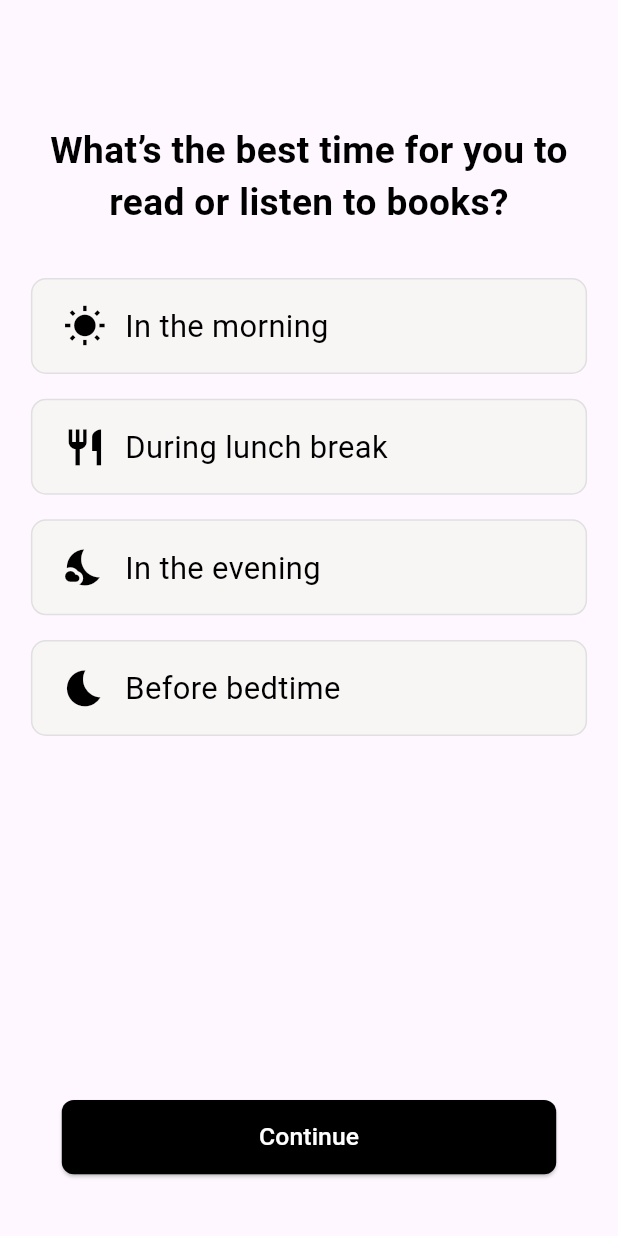
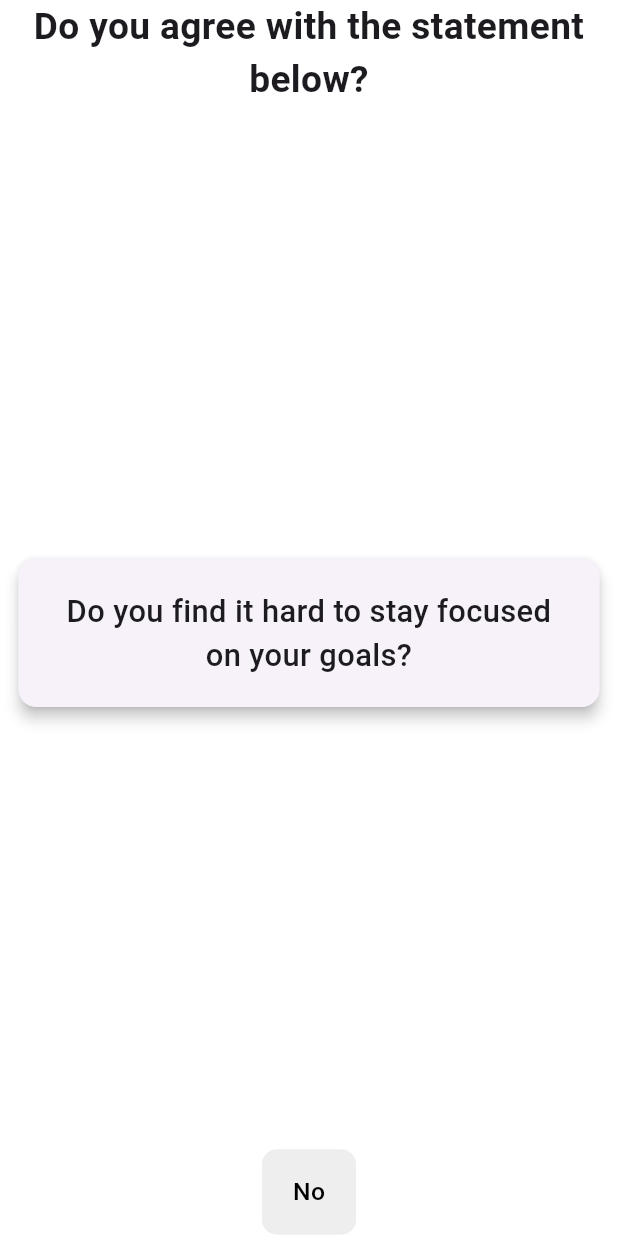
Before and after one commit to Umair-Amjad-Ali/Flutter, a Flutter app: the screen it shows after launch, on a phone screen of 412 x 824 dp. Run offline on Flutter 3.47's test engine with Material 3 defaults, Android fonts, the phone set to English and light mode, and no system bars.

Commit message:
`Update subproject commit hash and import statement in main.dart`

```diff
--- a/book_reading/lib/main.dart
+++ b/book_reading/lib/main.dart
@@ -1,5 +1,4 @@
-import 'package:book_reading/screens/welcome/gender_selection.dart';
-import 'package:book_reading/screens/welcome/time_selection_screen.dart';
+import 'package:book_reading/screens/welcome/agree_statement.dart';
 
 import 'package:flutter/material.dart';
 
@@ -16,6 +15,6 @@ class MyApp extends StatelessWidget {
     return MaterialApp(
         debugShowCheckedModeBanner: false,
         title: 'Flutter Demo',
-        home: TimeSelectionScreen());
+        home: AgreeStatementScreen());
   }
 }
--- /dev/null
+++ b/book_reading/lib/screens/welcome/agree_statement.dart
@@ -0,0 +1,104 @@
+import 'package:book_reading/widgets/age_option.dart';
+import 'package:flutter/material.dart';
+
+class AgreeStatementScreen extends StatefulWidget {
+  const AgreeStatementScreen({super.key});
+
+  @override
+  // ignore: library_private_types_in_public_api
+  _AgreeStatementScreenState createState() => _AgreeStatementScreenState();
+}
+
+class _AgreeStatementScreenState extends State<AgreeStatementScreen> {
+  String? _selectedYesOrNo;
+  // List of container textsa
+  final List<String> containerTexts = [
+    "Do you find it hard to stay focused on your goals?",
+    "Are you feeling stuck and unsure about your next steps?",
+    "Do you feel nervous or unconfident speaking in front of a crowd?",
+  ];
+
+  int currentIndex = 0; // Current index in the containerTexts list
+
+  void onSelection(String answer) {
+    if (currentIndex < containerTexts.length - 1) {
+      setState(() {
+        currentIndex++;
+      });
+    }
+  }
+
+  @override
+  Widget build(BuildContext context) {
+    return Scaffold(
+      backgroundColor: Colors.white,
+      body: SafeArea(
+        child: LayoutBuilder(
+          builder: (context, constraints) {
+            final screenWidth = constraints.maxWidth;
+            final screenHeight = constraints.maxHeight;
+
+            return Padding(
+              padding: EdgeInsets.symmetric(horizontal: screenWidth * 0.02),
+              child: Column(
+                mainAxisAlignment: MainAxisAlignment.spaceBetween,
+                children: [
+                  // Main Title
+                  Column(
+                    children: [
+                      Text(
+                        "Do you agree with the statement below?",
+                        style: TextStyle(
+                          fontSize: screenHeight * 0.03,
+                          fontWeight: FontWeight.bold,
+                        ),
+                        textAlign: TextAlign.center,
+                      ),
+                      SizedBox(height: screenHeight * 0.01),
+                    ],
+                  ),
+
+                  // Statement Container
+                  Card(
+                    elevation: 4.0,
+                    shape: RoundedRectangleBorder(
+                      borderRadius: BorderRadius.circular(12.0),
+                    ),
+                    child: Padding(
+                      padding: EdgeInsets.all(screenWidth * 0.05),
+                      child: Text(
+                        containerTexts[currentIndex],
+                        style: TextStyle(
+                          fontSize: screenHeight * 0.025,
+                          fontWeight: FontWeight.w500,
+                        ),
+                        textAlign: TextAlign.center,
+                      ),
+                    ),
+                  ),
+
+                  // Yes and No Buttons
+                  Row(
+                    mainAxisAlignment: MainAxisAlignment.spaceEvenly,
+                    children: [
+                      // No Button
+
+                      AgeOption(
+                          label: "No",
+                          isSelected: _selectedYesOrNo == "No",
+                          screenWidth: screenWidth,
+                          screenHeight: screenHeight,
+                          onTap: () {})
+
+                      // Yes Button
+                    ],
+                  ),
+                ],
+              ),
+            );
+          },
+        ),
+      ),
+    );
+  }
+}
```
